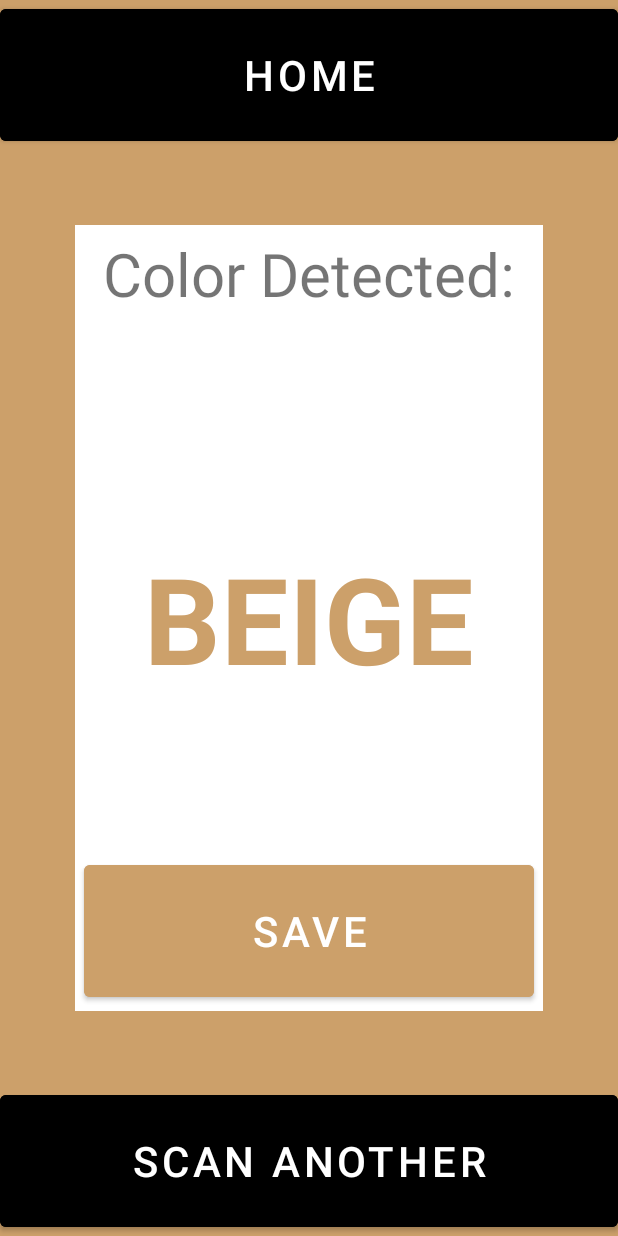
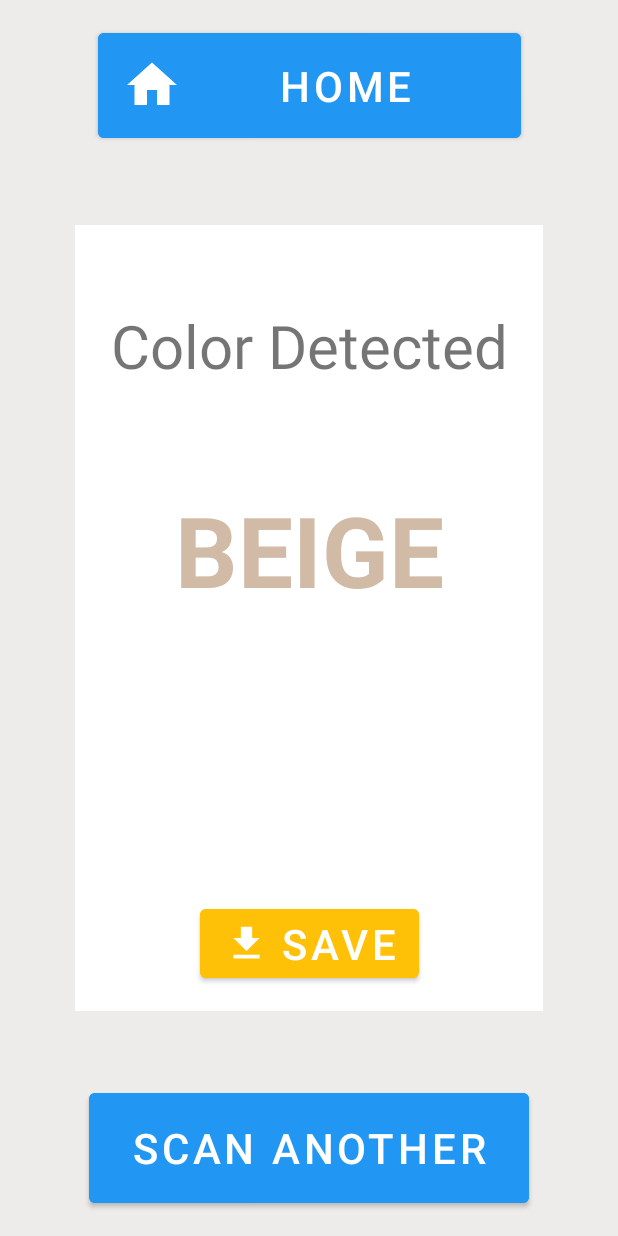
Before and after one commit to sarkimak/colorScanner, an Android app: the screen it shows after launch (ResultActivity), on a phone screen of 412 x 824 dp. Run offline under Robolectric (Android 15) with nearby library versions, the phone set to English and light mode, and no system bars.

Commit message:
Buttons and Icons

```diff
--- a/app/build.gradle
+++ b/app/build.gradle
@@ -9,7 +9,7 @@ android {
     defaultConfig {
         applicationId "com.example.colorscanner"
         minSdk 21
-        targetSdk 32
+        targetSdk 33
         versionCode 1
         versionName "1.0"
 
--- a/app/src/main/AndroidManifest.xml
+++ b/app/src/main/AndroidManifest.xml
@@ -22,6 +22,7 @@
         <activity
             android:name=".MainActivity"
             android:exported="true" />
+
         <activity
             android:name=".ResultActivity"
             android:exported="true">
--- a/app/src/main/java/com/example/colorscanner/ResultActivity.java
+++ b/app/src/main/java/com/example/colorscanner/ResultActivity.java
@@ -1,7 +1,5 @@
 package com.example.colorscanner;
-
 import androidx.appcompat.app.AppCompatActivity;
-
 import android.content.Intent;
 import android.os.Bundle;
 import android.view.View;
--- /dev/null
+++ b/app/src/main/res/drawable/ic_baseline_access_time_24.xml
@@ -0,0 +1,6 @@
+<vector android:height="24dp" android:tint="#FFFDFD"
+    android:viewportHeight="24" android:viewportWidth="24"
+    android:width="24dp" xmlns:android="http://schemas.android.com/apk/res/android">
+    <path android:fillColor="@android:color/white" android:pathData="M11.99,2C6.47,2 2,6.48 2,12s4.47,10 9.99,10C17.52,22 22,17.52 22,12S17.52,2 11.99,2zM12,20c-4.42,0 -8,-3.58 -8,-8s3.58,-8 8,-8 8,3.58 8,8 -3.58,8 -8,8z"/>
+    <path android:fillColor="@android:color/white" android:pathData="M12.5,7H11v6l5.25,3.15 0.75,-1.23 -4.5,-2.67z"/>
+</vector>
--- /dev/null
+++ b/app/src/main/res/drawable/ic_baseline_star_24.xml
@@ -0,0 +1,5 @@
+<vector android:height="24dp" android:tint="#000000"
+    android:viewportHeight="24" android:viewportWidth="24"
+    android:width="24dp" xmlns:android="http://schemas.android.com/apk/res/android">
+    <path android:fillColor="@android:color/white" android:pathData="M12,17.27L18.18,21l-1.64,-7.03L22,9.24l-7.19,-0.61L12,2 9.19,8.63 2,9.24l5.46,4.73L5.82,21z"/>
+</vector>
--- /dev/null
+++ b/app/src/main/res/drawable/ic_hom_50.xml
@@ -0,0 +1,5 @@
+<vector android:height="40dp" android:tint="#FFFDFD"
+    android:viewportHeight="24" android:viewportWidth="24"
+    android:width="40dp" xmlns:android="http://schemas.android.com/apk/res/android">
+    <path android:fillColor="@android:color/white" android:pathData="M10,20v-6h4v6h5v-8h3L12,3 2,12h3v8z"/>
+</vector>
--- /dev/null
+++ b/app/src/main/res/drawable/ic_home.xml
@@ -0,0 +1,5 @@
+<vector android:height="24dp" android:tint="#FFFDFD"
+    android:viewportHeight="24" android:viewportWidth="24"
+    android:width="24dp" xmlns:android="http://schemas.android.com/apk/res/android">
+    <path android:fillColor="@android:color/white" android:pathData="M10,20v-6h4v6h5v-8h3L12,3 2,12h3v8z"/>
+</vector>
--- /dev/null
+++ b/app/src/main/res/drawable/ic_restore_24.xml
@@ -0,0 +1,5 @@
+<vector android:height="40dp" android:tint="#FFFDFD"
+    android:viewportHeight="24" android:viewportWidth="24"
+    android:width="40dp" xmlns:android="http://schemas.android.com/apk/res/android">
+    <path android:fillColor="@android:color/white" android:pathData="M13,3c-4.97,0 -9,4.03 -9,9L1,12l3.89,3.89 0.07,0.14L9,12L6,12c0,-3.87 3.13,-7 7,-7s7,3.13 7,7 -3.13,7 -7,7c-1.93,0 -3.68,-0.79 -4.94,-2.06l-1.42,1.42C8.27,19.99 10.51,21 13,21c4.97,0 9,-4.03 9,-9s-4.03,-9 -9,-9zM12,8v5l4.28,2.54 0.72,-1.21 -3.5,-2.08L13.5,8L12,8z"/>
+</vector>
--- /dev/null
+++ b/app/src/main/res/drawable/ic_save_24.xml
@@ -0,0 +1,5 @@
+<vector android:height="30dp" android:tint="#FFFDFD"
+    android:viewportHeight="24" android:viewportWidth="24"
+    android:width="30dp" xmlns:android="http://schemas.android.com/apk/res/android">
+    <path android:fillColor="@android:color/white" android:pathData="M19,9h-4V3H9v6H5l7,7 7,-7zM5,18v2h14v-2H5z"/>
+</vector>
--- /dev/null
+++ b/app/src/main/res/drawable/ic_star.xml
@@ -0,0 +1,5 @@
+<vector android:height="24dp" android:tint="#FFFDFD"
+    android:viewportHeight="24" android:viewportWidth="24"
+    android:width="24dp" xmlns:android="http://schemas.android.com/apk/res/android">
+    <path android:fillColor="@android:color/white" android:pathData="M12,17.27L18.18,21l-1.64,-7.03L22,9.24l-7.19,-0.61L12,2 9.19,8.63 2,9.24l5.46,4.73L5.82,21z"/>
+</vector>
--- /dev/null
+++ b/app/src/main/res/drawable/ic_time.xml
@@ -0,0 +1,6 @@
+<vector android:height="24dp" android:tint="#FFFDFD"
+    android:viewportHeight="24" android:viewportWidth="24"
+    android:width="24dp" xmlns:android="http://schemas.android.com/apk/res/android">
+    <path android:fillColor="@android:color/white" android:pathData="M11.99,2C6.47,2 2,6.48 2,12s4.47,10 9.99,10C17.52,22 22,17.52 22,12S17.52,2 11.99,2zM12,20c-4.42,0 -8,-3.58 -8,-8s3.58,-8 8,-8 8,3.58 8,8 -3.58,8 -8,8z"/>
+    <path android:fillColor="@android:color/white" android:pathData="M12.5,7H11v6l5.25,3.15 0.75,-1.23 -4.5,-2.67z"/>
+</vector>
--- a/app/src/main/res/layout/activity_result.xml
+++ b/app/src/main/res/layout/activity_result.xml
@@ -4,30 +4,38 @@
     xmlns:tools="http://schemas.android.com/tools"
     android:layout_width="match_parent"
     android:layout_height="match_parent"
-    android:background="#CCA06A"
+    android:background="#EDECEA"
     tools:context=".ResultActivity">
 
     <Button
         android:id="@+id/scanButton"
-        android:layout_width="match_parent"
-        android:layout_height="100dp"
-        android:backgroundTint="#000000"
+
+        android:layout_width="293dp"
+        android:layout_height="85dp"
+        android:layout_marginBottom="16dp"
+        android:backgroundTint="#2196F3"
         android:onClick="toCamera"
         android:text="SCAN ANOTHER"
         android:textSize="28sp"
         app:layout_constraintBottom_toBottomOf="parent"
-        tools:layout_editor_absoluteX="-49dp" />
+        app:layout_constraintEnd_toEndOf="parent"
+        app:layout_constraintStart_toStartOf="parent" />
+
 
     <Button
         android:id="@+id/homeButton"
-        android:layout_width="match_parent"
-        android:layout_height="100dp"
-        android:backgroundTint="#000000"
+        style="@style/Widget.MaterialComponents.Button"
+        app:icon="@drawable/ic_hom_50"
+        android:layout_width="282dp"
+        android:layout_height="82dp"
+        android:layout_marginTop="16dp"
+        android:backgroundTint="#2196F3"
         android:onClick="toHome"
         android:text="HOME"
         android:textSize="28sp"
+        app:layout_constraintEnd_toEndOf="parent"
+        app:layout_constraintStart_toStartOf="parent"
         app:layout_constraintTop_toTopOf="parent" />
-
 
     <FrameLayout
         android:layout_width="match_parent"
@@ -53,7 +61,8 @@
         tools:layout_editor_absoluteX="32dp" >
         </View>
 
-        <FrameLayout
+        <androidx.constraintlayout.widget.ConstraintLayout
+            android:id="@+id/frameLayout"
             android:layout_width="match_parent"
             android:layout_height="match_parent"
             android:orientation="vertical">
@@ -62,37 +71,47 @@
                 android:id="@+id/detectedText"
                 android:layout_width="wrap_content"
                 android:layout_height="wrap_content"
-                android:layout_gravity="center|top"
+                android:layout_marginTop="48dp"
                 android:paddingTop="5dp"
-                android:text="Color Detected:"
-                android:textSize="40sp"/>
+                android:text="Color Detected"
+                android:textSize="40sp"
+                app:layout_constraintEnd_toEndOf="parent"
+                app:layout_constraintHorizontal_bias="0.51"
+                app:layout_constraintStart_toStartOf="parent"
+                app:layout_constraintTop_toTopOf="parent" />
 
             <TextView
                 android:id="@+id/detectedColor"
-                android:layout_width="wrap_content"
-                android:layout_height="wrap_content"
-                android:layout_gravity="center"
+                android:layout_width="180dp"
+                android:layout_height="76dp"
                 android:paddingTop="0dp"
                 android:text="BEIGE"
-                android:textColor="#CCA06A"
+                android:textColor="#D1BBA6"
+                android:textSize="65sp"
                 android:textStyle="bold"
-                android:textSize="80sp"/>
+                app:layout_constraintBottom_toTopOf="@+id/saveButton"
+                app:layout_constraintEnd_toEndOf="parent"
+                app:layout_constraintHorizontal_bias="0.505"
+                app:layout_constraintStart_toStartOf="parent"
+                app:layout_constraintTop_toBottomOf="@+id/detectedText"
+                app:layout_constraintVertical_bias="0.245" />
 
             <Button
                 android:id="@+id/saveButton"
-                android:layout_width="match_parent"
-                android:layout_height="100dp"
-                android:layout_gravity="bottom"
-                android:layout_marginLeft="6dp"
-                android:layout_marginRight="6dp"
-                android:layout_marginBottom="3dp"
-                android:backgroundTint="#CCA06A"
+                style="@style/Widget.MaterialComponents.Button"
+                app:icon="@drawable/ic_save_24"
+                android:layout_width="wrap_content"
+                android:layout_height="wrap_content"
+                android:layout_marginBottom="16dp"
+                android:backgroundTint="#FFC107"
                 android:onClick="saveScan"
                 android:text="SAVE"
                 android:textSize="28sp"
-                app:layout_constraintBottom_toBottomOf="parent" />
+                app:layout_constraintBottom_toBottomOf="parent"
+                app:layout_constraintEnd_toEndOf="parent"
+                app:layout_constraintStart_toStartOf="parent" />
 
-        </FrameLayout>
+        </androidx.constraintlayout.widget.ConstraintLayout>
 
     </FrameLayout>
 </androidx.constraintlayout.widget.ConstraintLayout>
```
Also changed, not shown: app/src/main/java/com/example/colorscanner/MainActivity.java (+19 -14 lines), app/src/main/res/layout/activity_main.xml (+4 -29 lines), app/src/main/res/layout/activity_main2.xml (+7 -0 lines).
